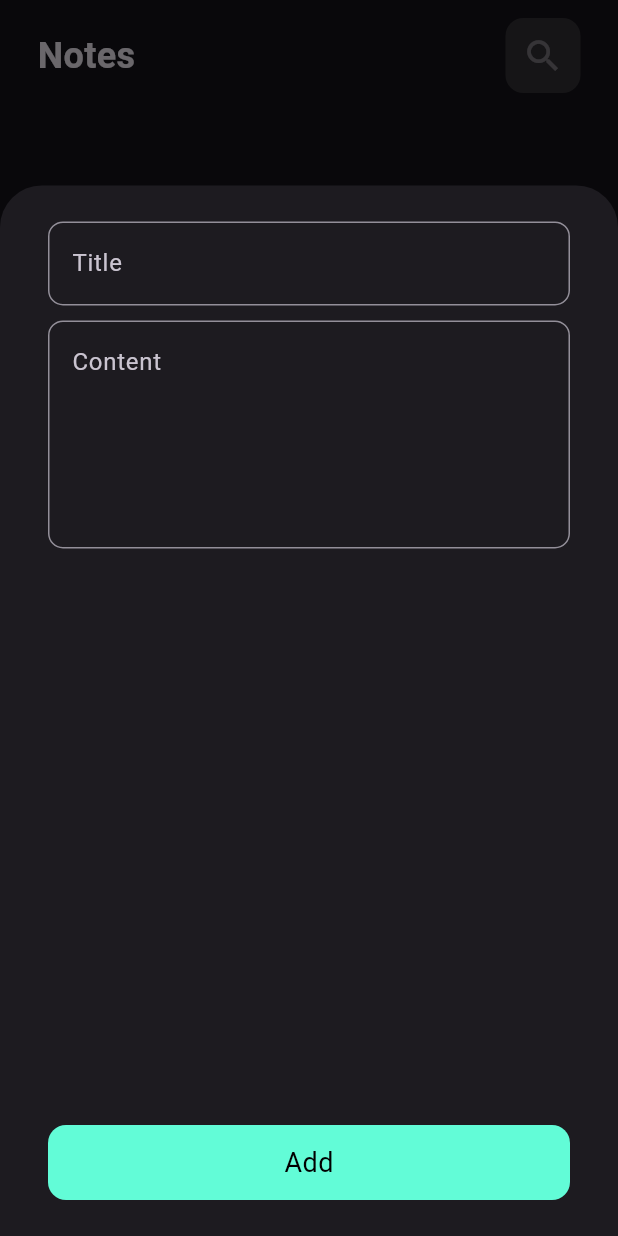
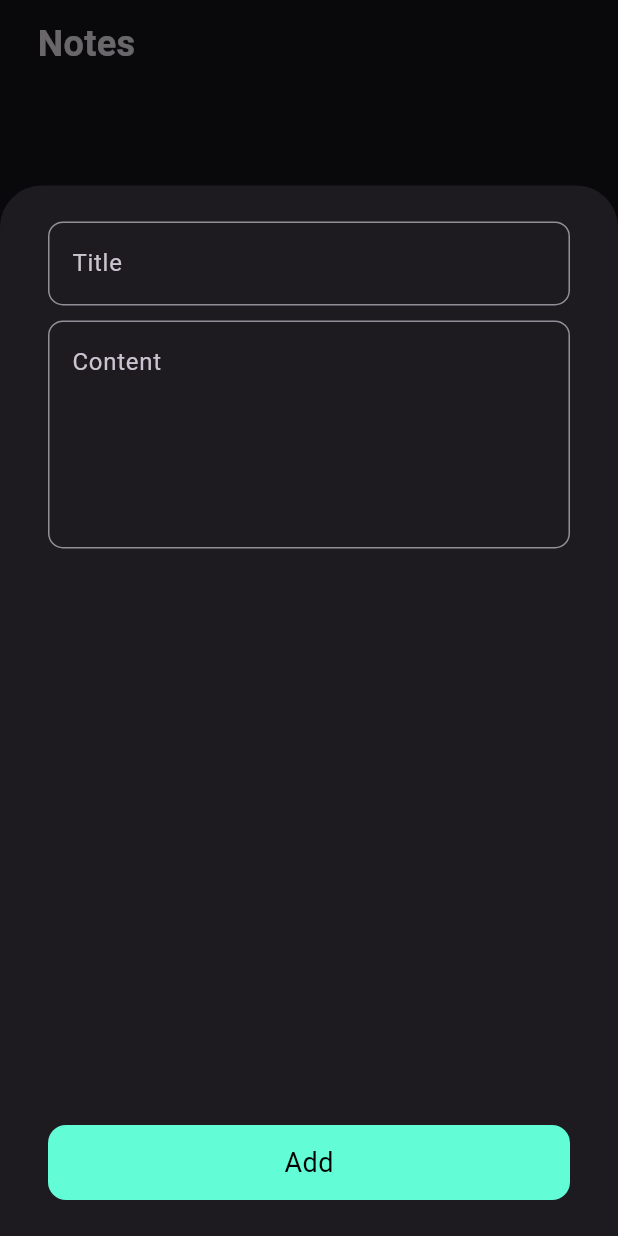
Before and after one commit to Peter-Atia/Notes-App, a Flutter app: the screen it shows after launch, after a tap on the "add" icon, on a phone screen of 412 x 824 dp. Run offline on Flutter 3.47's test engine with Material 3 defaults, Android fonts, the phone set to English and light mode, and no system bars; our stand-ins replace bloc, flutter_bloc, hive, hive_flutter; accounts and stored records are empty.

Commit message:
search icon removed

```diff
--- a/lib/views/note_body_view.dart
+++ b/lib/views/note_body_view.dart
@@ -11,7 +11,7 @@ class NoteBodyView extends StatelessWidget {
       padding: const EdgeInsets.symmetric(horizontal: 25, vertical: 12),
       child: Column(
         children: [
-          CustomAppBar(title: "Notes", icon: Icons.search),
+          CustomAppBar(title: "Notes"),
           Expanded(child: NoteListView()),
           SafeArea(child: Container()),
         ],
--- a/lib/widgets/custom_app_bar.dart
+++ b/lib/widgets/custom_app_bar.dart
@@ -2,9 +2,9 @@ import 'package:flutter/material.dart';
 import 'package:notes_app/widgets/custom_search_icon.dart';
 
 class CustomAppBar extends StatelessWidget {
-  const CustomAppBar({super.key, required this.title, required this.icon, this.onTap});
+  const CustomAppBar({super.key, required this.title,this.icon, this.onTap});
   final String title ;
-  final IconData icon;
+  final IconData? icon;
   final void Function()? onTap ;
 
   @override
@@ -19,7 +19,8 @@ class CustomAppBar extends StatelessWidget {
                 fontWeight: FontWeight.bold
 
           )),
-          CustomSearchIcon(icon: icon,onTap: onTap,)
+          if (icon != null)
+            CustomSearchIcon(icon: icon!,onTap: onTap,)
         ],
       ),
     );
```
